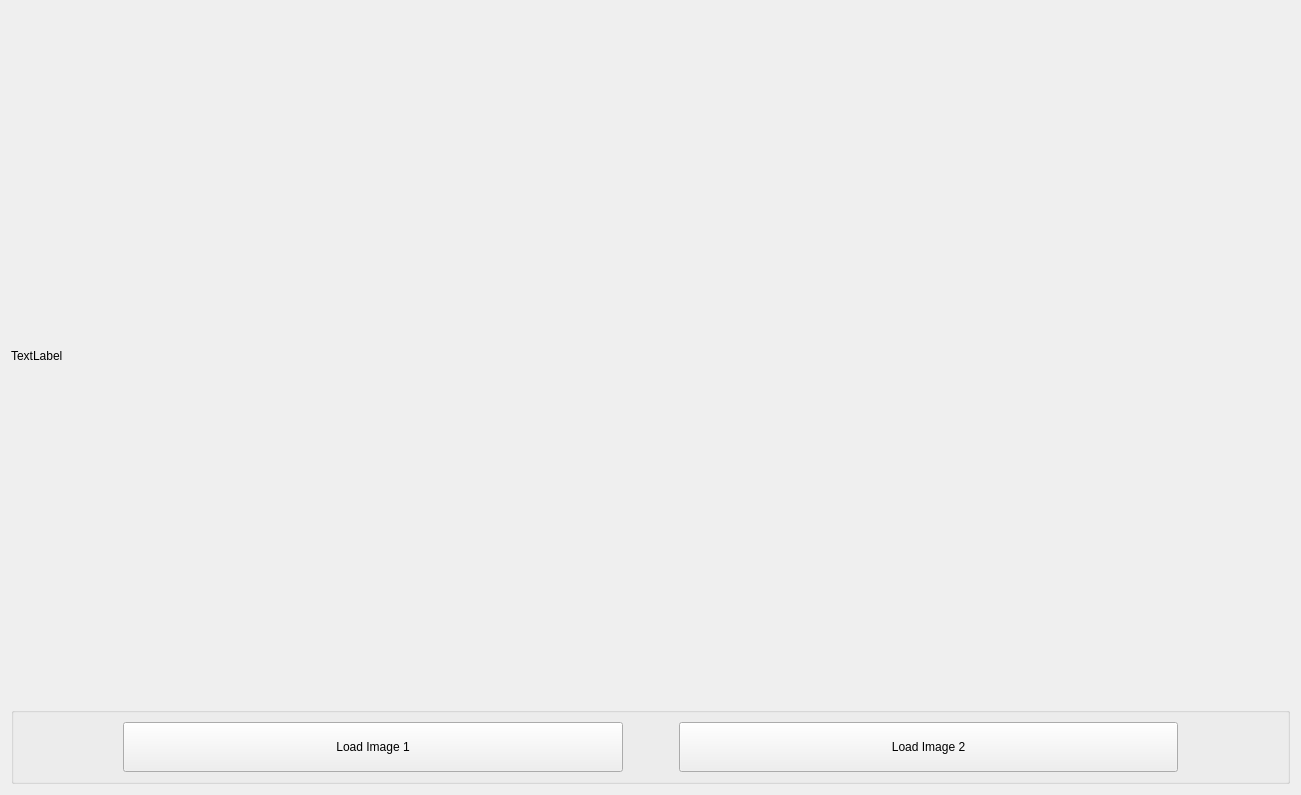
Above: src/Widgets/SliderView/SliderView.ui from cebulamateusz/ImageViewerSoftware before the change. Below: the same form after it.
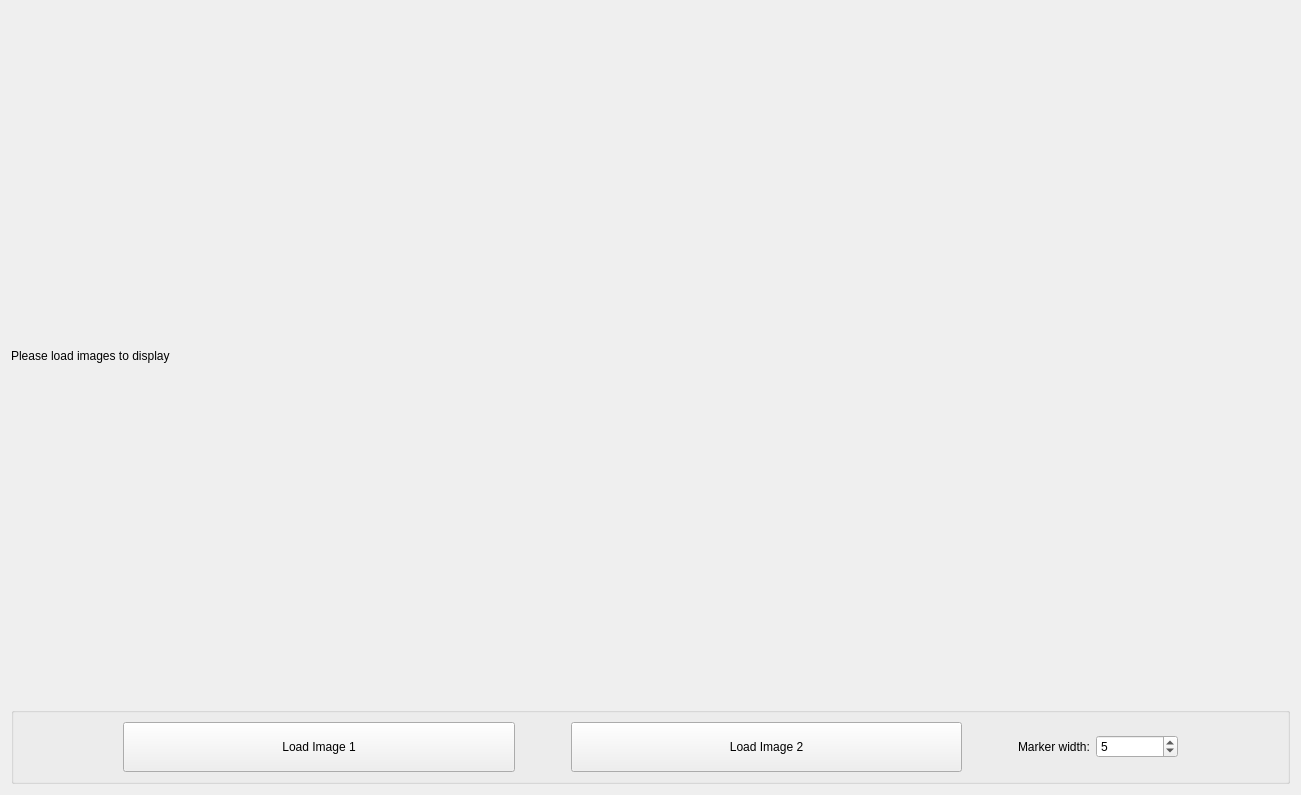
That is the form after the change.

The edit to the form file:
```diff
--- a/src/Widgets/SliderView/SliderView.ui
+++ b/src/Widgets/SliderView/SliderView.ui
@@ -17,7 +17,7 @@
    <item>
     <widget class="QLabel" name="lbImage">
      <property name="text">
-      <string>TextLabel</string>
+      <string>Please load images to display</string>
      </property>
     </widget>
    </item>
@@ -91,6 +91,57 @@
         </property>
        </widget>
       </item>
+      <item>
+       <spacer name="horizontalSpacer_4">
+        <property name="orientation">
+         <enum>Qt::Horizontal</enum>
+        </property>
+        <property name="sizeType">
+         <enum>QSizePolicy::Fixed</enum>
+        </property>
+        <property name="sizeHint" stdset="0">
+         <size>
+          <width>50</width>
+          <height>20</height>
+         </size>
+        </property>
+       </spacer>
+      </item>
+      <item>
+       <widget class="QLabel" name="label">
+        <property name="sizePolicy">
+         <sizepolicy hsizetype="Maximum" vsizetype="Preferred">
+          <horstretch>0</horstretch>
+          <verstretch>0</verstretch>
+         </sizepolicy>
+        </property>
+        <property name="text">
+         <string>Marker width:</string>
+        </property>
+       </widget>
+      </item>
+      <item>
+       <widget class="QSpinBox" name="sbMarkerWidth">
+        <property name="sizePolicy">
+         <sizepolicy hsizetype="Maximum" vsizetype="Fixed">
+          <horstretch>0</horstretch>
+          <verstretch>0</verstretch>
+         </sizepolicy>
+        </property>
+        <property name="minimumSize">
+         <size>
+          <width>82</width>
+          <height>0</height>
+         </size>
+        </property>
+        <property name="maximum">
+         <number>10</number>
+        </property>
+        <property name="value">
+         <number>5</number>
+        </property>
+       </widget>
+      </item>
       <item>
        <spacer name="horizontalSpacer_3">
         <property name="orientation">
```
